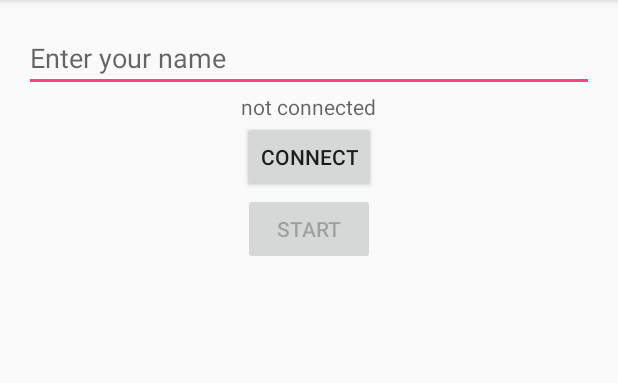
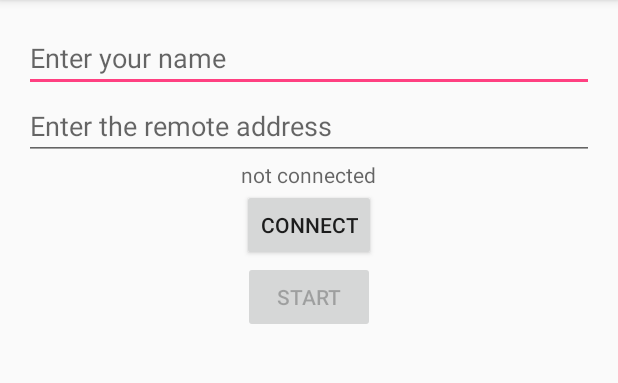
Before and after one commit to alanvanrossum/kroketapp, an Android app: the screen it shows after launch (MainActivity), on a phone screen of 412 x 824 dp, the part 84-467 px from its top. Run offline under Robolectric (Android 15) with nearby library versions, the phone set to English and light mode, and no system bars.

Commit message:
Add remoteHost TextField to MainActivity and use value to connect

```diff
--- a/EscapeApp/app/src/main/res/layout/main_activity.xml
+++ b/EscapeApp/app/src/main/res/layout/main_activity.xml
@@ -17,17 +17,25 @@
         android:hint="@string/player_name"
         android:inputType="text" />
 
+    <EditText
+        android:layout_width="match_parent"
+        android:layout_height="wrap_content"
+        android:id="@+id/remoteHost"
+        android:hint="@string/remote_host" />
+
     <TextView android:id="@+id/connectionMessage"
         android:layout_width="wrap_content"
         android:layout_height="wrap_content"
         android:hint="@string/connectionMessage"
         android:layout_gravity="center_horizontal" />
+
     <Button android:id="@+id/connectButton"
         android:layout_width="wrap_content"
         android:layout_height="wrap_content"
         android:text="@string/connectButton"
         android:onClick="connectButton"
         android:layout_gravity="center_horizontal" />
+
     <Button android:id="@+id/startButton"
         android:layout_width="wrap_content"
         android:layout_height="wrap_content"
--- a/EscapeApp/app/src/main/res/values/strings.xml
+++ b/EscapeApp/app/src/main/res/values/strings.xml
@@ -23,4 +23,5 @@
     <string name="gyroheader" color="@color/white">Don\'t let the ball fall off!</string>
     <string name="action_settings">Settings</string>
     <string name="squashtext">Squash the bugs!</string>
+    <string name="remote_host">Enter the remote address</string>
 </resources>
```
Also changed, not shown: EscapeApp/app/src/main/java/com/context/kroket/escapeapp/mainscreens/MainActivity.java (+10 -0 lines), EscapeApp/app/src/main/java/com/context/kroket/escapeapp/network/ConnectionService.java (+5 -3 lines), EscapeApp/app/src/main/java/com/context/kroket/escapeapp/network/GameClient.java (+8 -6 lines), 1 other file.
